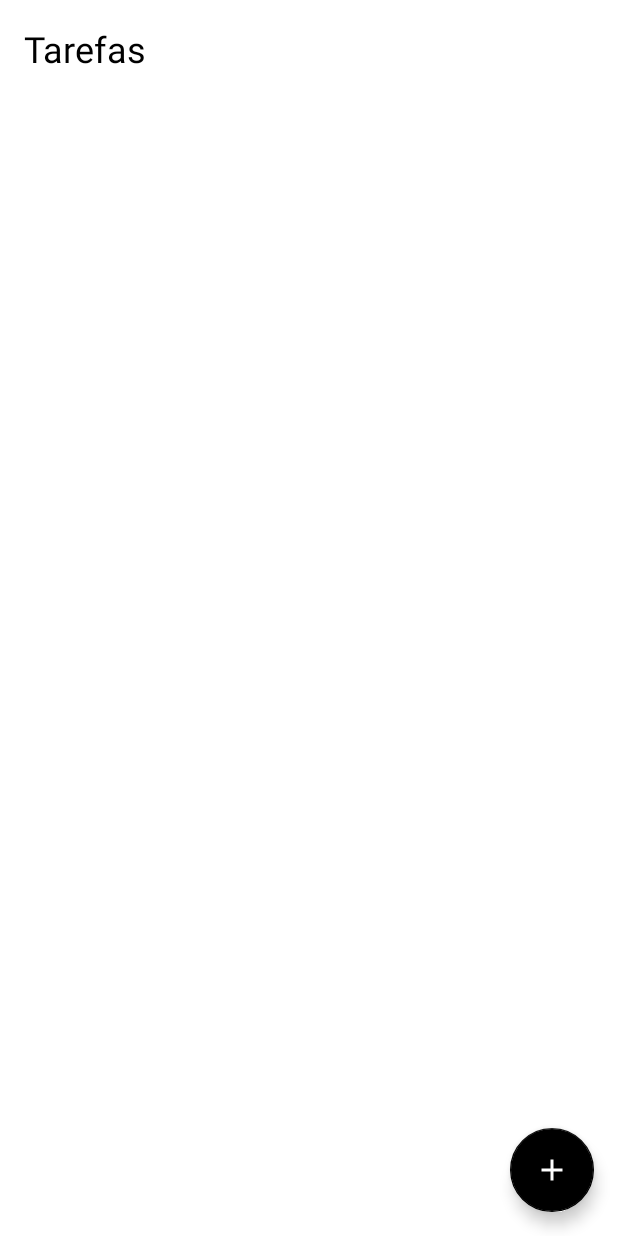
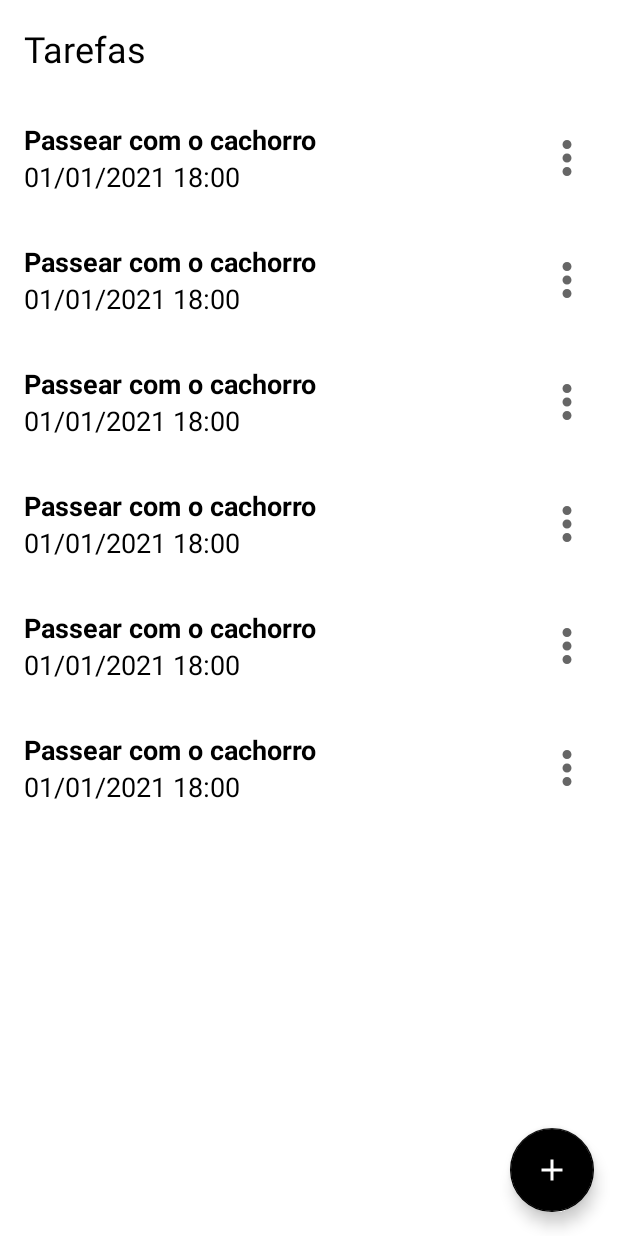
Before and after one commit to antonio-gmoura/dio-to-do-list, an Android app: the layout activity_main.xml on its own in the app's theme, with its tools: preview values and no code run, on a phone screen of 412 x 824 dp. Run offline under Robolectric (Android 15) with nearby library versions, the phone set to English and light mode, and no system bars.

Commit message:
Aula 09 : Recycler View

```diff
--- a/app/src/main/java/br/com/tota/todolist/ui/AddTaskActivity.kt
+++ b/app/src/main/java/br/com/tota/todolist/ui/AddTaskActivity.kt
@@ -61,7 +61,7 @@ class AddTaskActivity : AppCompatActivity() {
                 hour = binding.tilHour.text
             )
             TaskDataSource.insertTask(task)
-            Log.e("TAG","insertListners: " + TaskDataSource.getList())
+            finish()
         }
 
     }
--- /dev/null
+++ b/app/src/main/res/drawable/ic_more.xml
@@ -0,0 +1,10 @@
+<vector xmlns:android="http://schemas.android.com/apk/res/android"
+    android:width="24dp"
+    android:height="24dp"
+    android:viewportWidth="24"
+    android:viewportHeight="24"
+    android:tint="?attr/colorControlNormal">
+  <path
+      android:fillColor="@android:color/white"
+      android:pathData="M12,8c1.1,0 2,-0.9 2,-2s-0.9,-2 -2,-2 -2,0.9 -2,2 0.9,2 2,2zM12,10c-1.1,0 -2,0.9 -2,2s0.9,2 2,2 2,-0.9 2,-2 -0.9,-2 -2,-2zM12,16c-1.1,0 -2,0.9 -2,2s0.9,2 2,2 2,-0.9 2,-2 -0.9,-2 -2,-2z"/>
+</vector>
--- a/app/src/main/res/layout/activity_main.xml
+++ b/app/src/main/res/layout/activity_main.xml
@@ -4,7 +4,7 @@
     xmlns:tools="http://schemas.android.com/tools"
     android:layout_width="match_parent"
     android:layout_height="match_parent"
-    tools:context=".MainActivity">
+    tools:context=".ui.MainActivity">
 
     <TextView
         android:id="@+id/tv_title"
@@ -14,16 +14,28 @@
         android:text="@string/label_tasks"
         android:textColor="@color/black"
         android:textSize="24sp"
-
         app:layout_constraintStart_toStartOf="parent"
         app:layout_constraintTop_toTopOf="parent" />
 
+    <androidx.recyclerview.widget.RecyclerView
+        android:id="@+id/rv_tasks"
+        android:layout_width="match_parent"
+        android:layout_height="0dp"
+        android:layout_marginTop="16dp"
+        app:layoutManager="androidx.recyclerview.widget.LinearLayoutManager"
+        app:layout_constraintBottom_toTopOf="@id/fab"
+        app:layout_constraintTop_toBottomOf="@id/tv_title"
+        tools:itemCount="8"
+        tools:listitem="@layout/item_task" />
+
     <com.google.android.material.floatingactionbutton.FloatingActionButton
+        android:id="@+id/fab"
+        android:layout_width="wrap_content"
+        android:layout_height="wrap_content"
+        android:layout_margin="16dp"
+        android:contentDescription="@string/label_description_new_task"
+        app:layout_constraintBottom_toBottomOf="parent"
         app:layout_constraintEnd_toEndOf="parent"
-        app:layout_constraintBottom_toBottomOf="parent"
-        android:layout_margin="16dp"
-        app:srcCompat="@drawable/ic_add"
-        android:layout_width="wrap_content"
-        android:layout_height="wrap_content" />
+        app:srcCompat="@drawable/ic_add" />
 
 </androidx.constraintlayout.widget.ConstraintLayout>
--- /dev/null
+++ b/app/src/main/res/layout/item_task.xml
@@ -0,0 +1,39 @@
+<?xml version="1.0" encoding="utf-8"?>
+<androidx.constraintlayout.widget.ConstraintLayout xmlns:android="http://schemas.android.com/apk/res/android"
+    xmlns:app="http://schemas.android.com/apk/res-auto"
+    xmlns:tools="http://schemas.android.com/tools"
+    android:layout_width="match_parent"
+    android:layout_height="wrap_content"
+    android:layout_margin="16dp">
+
+    <TextView
+        android:id="@+id/tv_title"
+        android:layout_width="wrap_content"
+        android:layout_height="wrap_content"
+        android:textColor="@color/black"
+        android:textSize="18sp"
+        android:textStyle="bold"
+        app:layout_constraintStart_toStartOf="parent"
+        app:layout_constraintTop_toTopOf="parent"
+        tools:text="Passear com o cachorro" />
+
+    <TextView
+        android:id="@+id/tv_date"
+        android:layout_width="wrap_content"
+        android:layout_height="wrap_content"
+        android:textColor="@color/black"
+        android:textSize="18sp"
+        app:layout_constraintStart_toStartOf="@id/tv_title"
+        app:layout_constraintTop_toBottomOf="@id/tv_title"
+        tools:text="01/01/2021 18:00" />
+
+    <androidx.appcompat.widget.AppCompatImageView
+        android:id="@+id/iv_more"
+        android:layout_width="36dp"
+        android:layout_height="36dp"
+        app:layout_constraintBottom_toBottomOf="parent"
+        app:layout_constraintEnd_toEndOf="parent"
+        app:layout_constraintTop_toTopOf="parent"
+        app:srcCompat="@drawable/ic_more" />
+
+</androidx.constraintlayout.widget.ConstraintLayout>
--- a/app/src/main/res/values/strings.xml
+++ b/app/src/main/res/values/strings.xml
@@ -6,4 +6,5 @@
     <string name="label_date">Data</string>
     <string name="label_hour">Hora</string>
     <string name="label_cancel">Cancelar</string>
+    <string name="label_description_new_task">Nova tarefa</string>
 </resources>
```
Also changed, not shown: app/src/main/AndroidManifest.xml (+4 -5 lines), app/src/main/java/br/com/tota/todolist/MainActivity.kt (deleted, +0 -11 lines), app/src/main/java/br/com/tota/todolist/ui/MainActivity.kt (added, +28 -0 lines), app/src/main/java/br/com/tota/todolist/ui/TaskListAdapter.kt (added, +37 -0 lines).
